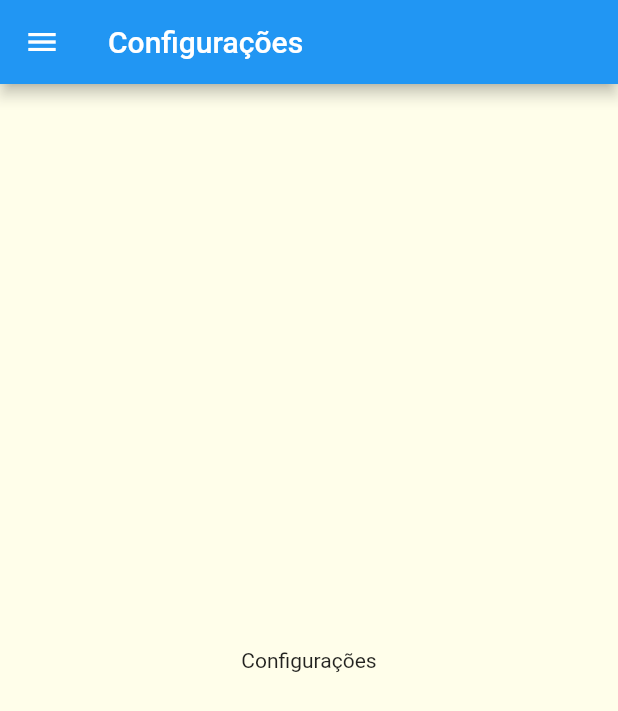
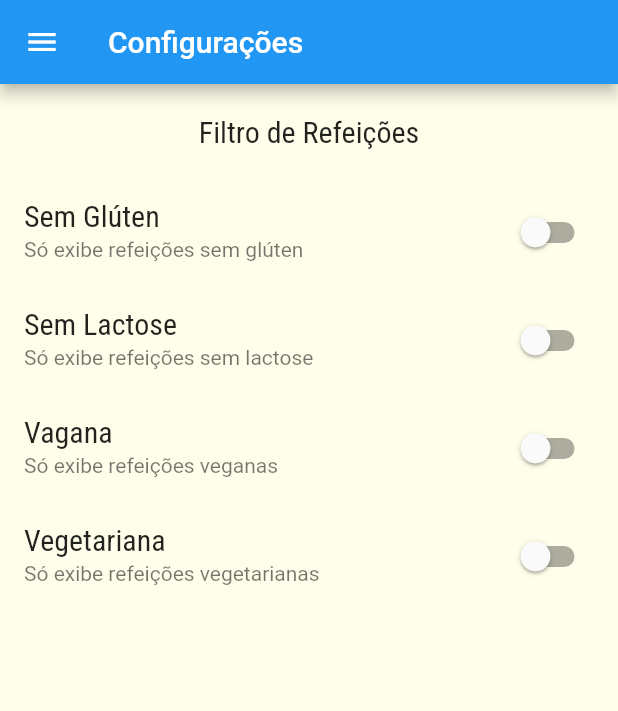
Before and after one commit to aislanfp/meals, a Flutter app: the SettingsScreen screen opened by its route, on a phone screen of 412 x 824 dp. Shown: the top 711 px of the screen. Run offline on Flutter 3.47's test engine with Material 2 defaults, Android fonts, the phone set to English and light mode, and no system bars; network calls fail.

Commit message:
Aula 207

```diff
--- a/lib/main.dart
+++ b/lib/main.dart
@@ -1,4 +1,7 @@
 import 'package:flutter/material.dart';
+import 'package:meals/data/dummy_data.dart';
+import 'package:meals/models/meal.dart';
+import 'package:meals/models/settings.dart';
 import 'package:meals/screens/categories_meals_screen.dart';
 import 'package:meals/screens/meal_detail_screen.dart';
 import 'package:meals/screens/settings_screen.dart';
@@ -9,8 +12,36 @@ void main() {
   runApp(const MyApp());
 }
 
-class MyApp extends StatelessWidget {
+class MyApp extends StatefulWidget {
   const MyApp({Key? key}) : super(key: key);
+
+  @override
+  State<MyApp> createState() => _MyAppState();
+}
+
+class _MyAppState extends State<MyApp> {
+  List<Meal> _availableMeals = dummyMeals;
+
+  void _filterMeals(Settings settings) {
+    setState(() {
+      _availableMeals = dummyMeals.where((meal) {
+        final filterFluten = settings.isGlutenFree && !meal.isGlutenFree;
+        final filterLactose = settings.isLactoseFree && !meal.isLactoseFree;
+        final filterVegan = settings.isVegan && !meal.isVegan;
+        final filterVegetarian = settings.isVegetarian && !meal.isVegetarian;
+        return !filterFluten &&
+            !filterLactose &&
+            !filterVegan &&
+            !filterVegetarian;
+      }).toList();
+    });
+  }
+
+  final Settings _settings = Settings(
+      isGlutenFree: false,
+      isLactoseFree: false,
+      isVegan: false,
+      isVegetarian: false);
 
   @override
   Widget build(BuildContext context) {
@@ -27,9 +58,11 @@ class MyApp extends StatelessWidget {
                   fontSize: 20, fontFamily: 'RobotoCondensed'))),
       routes: {
         AppRoutes.HOME: (context) => const TabsScreen(),
-        AppRoutes.CATEGORIES_MEALS: (context) => const CategoriesMealsScreen(),
+        AppRoutes.CATEGORIES_MEALS: (context) =>
+            CategoriesMealsScreen(_availableMeals),
         AppRoutes.MEAL_DETAIL: (context) => const MealDetailScreen(),
-        AppRoutes.SETTINGS: (context) => const SettingsScreen(),
+        AppRoutes.SETTINGS: (context) =>
+            SettingsScreen(_settings, _filterMeals),
       },
     );
   }
--- /dev/null
+++ b/lib/models/settings.dart
@@ -0,0 +1,16 @@
+class Settings {
+  bool isGlutenFree;
+  bool isLactoseFree;
+  bool isVegan;
+  bool isVegetarian;
+
+  Settings(
+      {required this.isGlutenFree,
+      required this.isLactoseFree,
+      required this.isVegan,
+      required this.isVegetarian});
+
+  @override
+  String toString() =>
+      'Settings - Gluten Free: $isGlutenFree, Lactose Free: $isLactoseFree, Vegan: $isVegan, Vegetarian: $isVegetarian';
+}
--- a/lib/screens/categories_meals_screen.dart
+++ b/lib/screens/categories_meals_screen.dart
@@ -1,17 +1,19 @@
 import 'package:flutter/material.dart';
 import 'package:meals/components/meal_item.dart';
-import 'package:meals/data/dummy_data.dart';
 import 'package:meals/models/category.dart';
+import 'package:meals/models/meal.dart';
 
 class CategoriesMealsScreen extends StatelessWidget {
-  const CategoriesMealsScreen({Key? key}) : super(key: key);
+  final List<Meal> meals;
+
+  const CategoriesMealsScreen(this.meals, {Key? key}) : super(key: key);
 
   @override
   Widget build(BuildContext context) {
     final Category category =
         ModalRoute.of(context)!.settings.arguments as Category;
 
-    final categoryMeals = dummyMeals.where((meal) {
+    final categoryMeals = meals.where((meal) {
       return meal.categories.contains(category.id);
     }).toList();
 
--- a/lib/screens/settings_screen.dart
+++ b/lib/screens/settings_screen.dart
@@ -1,8 +1,39 @@
 import 'package:flutter/material.dart';
 import 'package:meals/components/main_drawer.dart';
+import 'package:meals/models/settings.dart';
 
-class SettingsScreen extends StatelessWidget {
-  const SettingsScreen({Key? key}) : super(key: key);
+class SettingsScreen extends StatefulWidget {
+  final Function(Settings) onSettingsChanged;
+  final Settings settings;
+
+  const SettingsScreen(this.settings, this.onSettingsChanged, {Key? key})
+      : super(key: key);
+
+  @override
+  State<SettingsScreen> createState() => _SettingsScreenState();
+}
+
+class _SettingsScreenState extends State<SettingsScreen> {
+  late Settings settings;
+
+  @override
+  void initState() {
+    super.initState();
+    settings = widget.settings;
+  }
+
+  Widget _createSwitch(
+      String title, String subtitle, bool value, Function(bool) onChanged) {
+    return SwitchListTile.adaptive(
+      title: Text(title),
+      subtitle: Text(subtitle),
+      value: value,
+      onChanged: (value) {
+        onChanged(value);
+        widget.onSettingsChanged(settings);
+      },
+    );
+  }
 
   @override
   Widget build(BuildContext context) {
@@ -11,8 +42,46 @@ class SettingsScreen extends StatelessWidget {
         title: const Text('Configurações'),
       ),
       drawer: const MainDrawer(),
-      body: const Center(
-        child: Text('Configurações'),
+      body: Column(
+        children: [
+          Container(
+            padding: const EdgeInsets.all(20),
+            child: Text(
+              'Filtro de Refeições',
+              style: Theme.of(context).textTheme.titleMedium,
+            ),
+          ),
+          Expanded(
+            child: ListView(
+              children: [
+                _createSwitch(
+                  'Sem Glúten',
+                  'Só exibe refeições sem glúten',
+                  settings.isGlutenFree,
+                  (value) => setState(() => settings.isGlutenFree = value),
+                ),
+                _createSwitch(
+                  'Sem Lactose',
+                  'Só exibe refeições sem lactose',
+                  settings.isLactoseFree,
+                  (value) => setState(() => settings.isLactoseFree = value),
+                ),
+                _createSwitch(
+                  'Vagana',
+                  'Só exibe refeições veganas',
+                  settings.isVegan,
+                  (value) => setState(() => settings.isVegan = value),
+                ),
+                _createSwitch(
+                  'Vegetariana',
+                  'Só exibe refeições vegetarianas',
+                  settings.isVegetarian,
+                  (value) => setState(() => settings.isVegetarian = value),
+                ),
+              ],
+            ),
+          ),
+        ],
       ),
     );
   }
```
